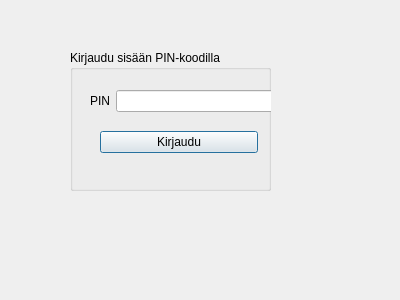
This is pankkiautomaatti/salasana.ui in bank-2022/group12 as Qt 5 draws it before an edit. The edited form follows.
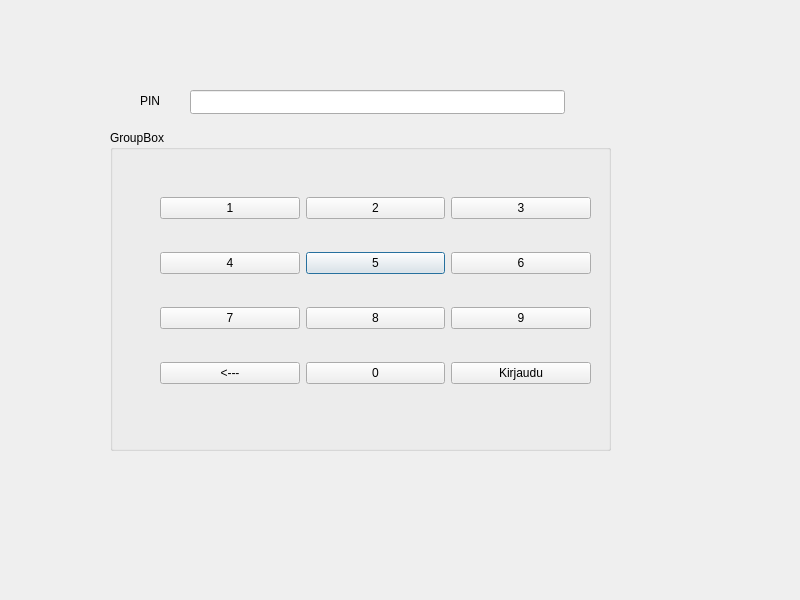
This is the edited form.

Patch:
```diff
--- a/pankkiautomaatti/salasana.ui
+++ b/pankkiautomaatti/salasana.ui
@@ -6,65 +6,188 @@
    <rect>
     <x>0</x>
     <y>0</y>
-    <width>400</width>
-    <height>300</height>
+    <width>800</width>
+    <height>600</height>
    </rect>
   </property>
+  <property name="palette">
+   <palette>
+    <active>
+     <colorrole role="Link">
+      <brush brushstyle="SolidPattern">
+       <color alpha="255">
+        <red>98</red>
+        <green>255</green>
+        <blue>0</blue>
+       </color>
+      </brush>
+     </colorrole>
+    </active>
+    <inactive>
+     <colorrole role="Link">
+      <brush brushstyle="SolidPattern">
+       <color alpha="255">
+        <red>98</red>
+        <green>255</green>
+        <blue>0</blue>
+       </color>
+      </brush>
+     </colorrole>
+    </inactive>
+    <disabled>
+     <colorrole role="Link">
+      <brush brushstyle="SolidPattern">
+       <color alpha="255">
+        <red>98</red>
+        <green>255</green>
+        <blue>0</blue>
+       </color>
+      </brush>
+     </colorrole>
+    </disabled>
+   </palette>
+  </property>
   <property name="windowTitle">
    <string>Dialog</string>
   </property>
+  <widget class="QLineEdit" name="lineEdit_PIN">
+   <property name="geometry">
+    <rect>
+     <x>190</x>
+     <y>90</y>
+     <width>375</width>
+     <height>24</height>
+    </rect>
+   </property>
+   <property name="maxLength">
+    <number>4</number>
+   </property>
+   <property name="echoMode">
+    <enum>QLineEdit::Password</enum>
+   </property>
+  </widget>
+  <widget class="QLabel" name="PIN">
+   <property name="geometry">
+    <rect>
+     <x>140</x>
+     <y>60</y>
+     <width>401</width>
+     <height>81</height>
+    </rect>
+   </property>
+   <property name="text">
+    <string>PIN</string>
+   </property>
+   <property name="textFormat">
+    <enum>Qt::AutoText</enum>
+   </property>
+  </widget>
   <widget class="QGroupBox" name="groupBox">
    <property name="geometry">
     <rect>
-     <x>70</x>
-     <y>50</y>
-     <width>201</width>
-     <height>141</height>
+     <x>110</x>
+     <y>130</y>
+     <width>501</width>
+     <height>321</height>
     </rect>
    </property>
    <property name="title">
-    <string>Kirjaudu sisään PIN-koodilla</string>
+    <string>GroupBox</string>
    </property>
-   <widget class="QWidget" name="">
+   <widget class="QWidget" name="layoutWidget">
     <property name="geometry">
      <rect>
-      <x>20</x>
+      <x>50</x>
       <y>40</y>
-      <width>187</width>
-      <height>22</height>
+      <width>431</width>
+      <height>241</height>
      </rect>
     </property>
-    <layout class="QHBoxLayout" name="horizontalLayout">
-     <item>
-      <widget class="QLabel" name="PIN">
+    <layout class="QGridLayout" name="gridLayout">
+     <item row="3" column="1">
+      <widget class="QPushButton" name="pushButton_5">
        <property name="text">
-        <string>PIN</string>
+        <string>5</string>
        </property>
       </widget>
      </item>
-     <item>
-      <widget class="QLineEdit" name="lineEdit_PIN">
-       <property name="maxLength">
-        <number>4</number>
+     <item row="6" column="1">
+      <widget class="QPushButton" name="pushButton_8">
+       <property name="text">
+        <string>8</string>
        </property>
-       <property name="echoMode">
-        <enum>QLineEdit::Password</enum>
+      </widget>
+     </item>
+     <item row="3" column="0">
+      <widget class="QPushButton" name="pushButton_4">
+       <property name="text">
+        <string>4</string>
        </property>
       </widget>
      </item>
-    </layout>
-   </widget>
-   <widget class="QWidget" name="">
-    <property name="geometry">
-     <rect>
-      <x>30</x>
-      <y>80</y>
-      <width>158</width>
-      <height>25</height>
-     </rect>
-    </property>
-    <layout class="QHBoxLayout" name="horizontalLayout_2">
-     <item>
+     <item row="0" column="2">
+      <widget class="QPushButton" name="pushButton_3">
+       <property name="text">
+        <string>3</string>
+       </property>
+      </widget>
+     </item>
+     <item row="0" column="1">
+      <widget class="QPushButton" name="pushButton_2">
+       <property name="text">
+        <string>2</string>
+       </property>
+      </widget>
+     </item>
+     <item row="6" column="2">
+      <widget class="QPushButton" name="pushButton_9">
+       <property name="text">
+        <string>9</string>
+       </property>
+      </widget>
+     </item>
+     <item row="0" column="0">
+      <widget class="QPushButton" name="pushButton_1">
+       <property name="text">
+        <string>1</string>
+       </property>
+       <property name="iconSize">
+        <size>
+         <width>40</width>
+         <height>40</height>
+        </size>
+       </property>
+      </widget>
+     </item>
+     <item row="3" column="2">
+      <widget class="QPushButton" name="pushButton_6">
+       <property name="text">
+        <string>6</string>
+       </property>
+      </widget>
+     </item>
+     <item row="6" column="0">
+      <widget class="QPushButton" name="pushButton_7">
+       <property name="text">
+        <string>7</string>
+       </property>
+      </widget>
+     </item>
+     <item row="7" column="1">
+      <widget class="QPushButton" name="pushButton_0">
+       <property name="text">
+        <string>0</string>
+       </property>
+      </widget>
+     </item>
+     <item row="7" column="0">
+      <widget class="QPushButton" name="pushButton_kumita">
+       <property name="text">
+        <string>&lt;---</string>
+       </property>
+      </widget>
+     </item>
+     <item row="7" column="2">
       <widget class="QPushButton" name="pushButton_kirjaudu">
        <property name="text">
         <string>Kirjaudu</string>
```
Left out of the diff: 195 changed lines with no effect on the pictures.
